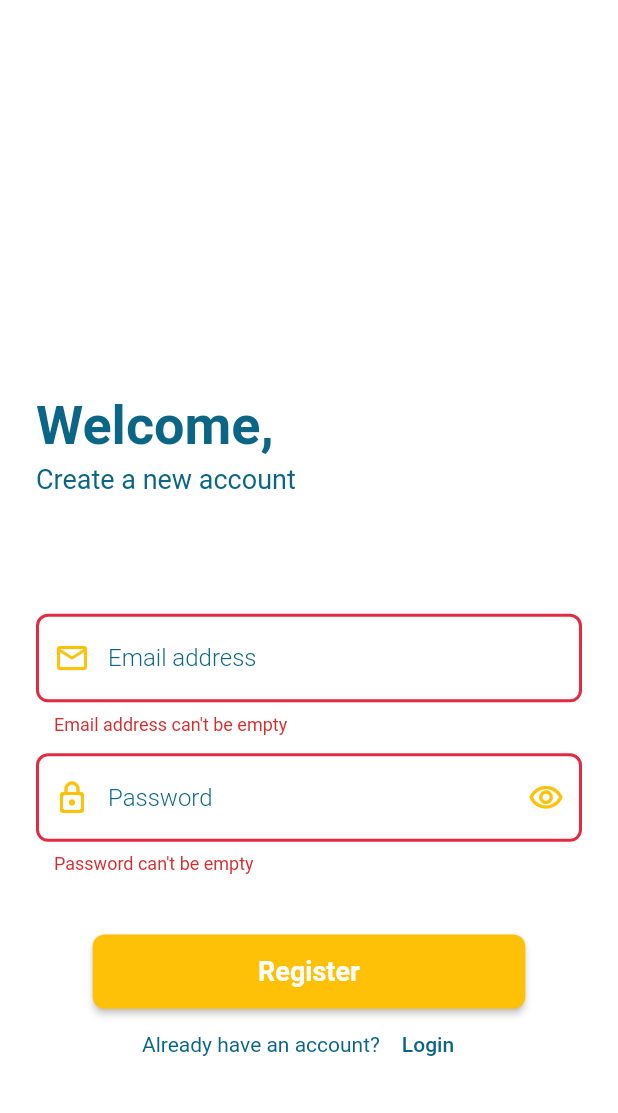
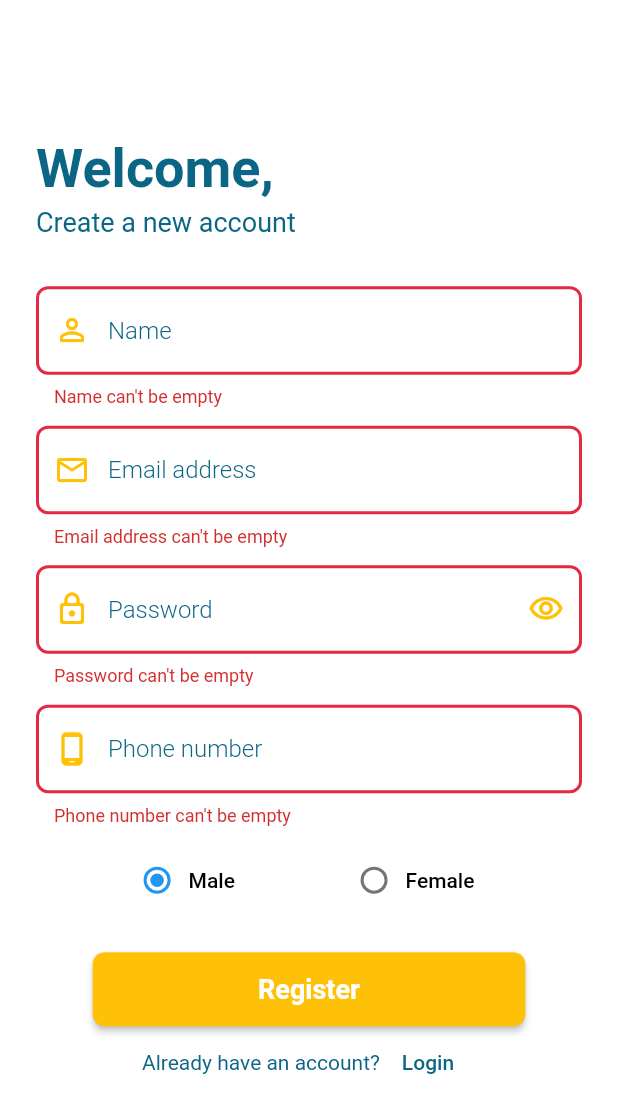
Before and after one commit to OmarAssem11/event_creator, a Flutter app: the RegisterScreen screen opened by its route, after a tap on "Register", on a phone screen of 412 x 824 dp. Shown: the top 1113 px of the screen. Run offline on Flutter 3.47's test engine with Material 2 defaults, Android fonts, the phone set to English and light mode, and no system bars; our stand-ins replace cached_network_image, connectivity_plus, dio, equatable, flutter_bloc, fluttertoast and 3 more; network calls fail.

Commit message:
Add name, phone, and gender to registration

```diff
--- a/lib/features/auth/data/services/auth_http_service.dart
+++ b/lib/features/auth/data/services/auth_http_service.dart
@@ -18,8 +18,11 @@ class AuthHTTPService implements AuthService {
       final response = await _dio.post(
         HostConstants.registerEndpoint,
         data: {
-          'email': registerData.emailAddress,
-          'password': registerData.password,
+          'name': registerData.name,
+          'email': registerData.emailAddress.value,
+          'password': registerData.password.value,
+          'phone': registerData.phoneNumber.value,
+          'gender': registerData.gender.text,
         },
       );
       return const Token('token');
--- /dev/null
+++ b/lib/features/auth/domain/entities/gender.dart
@@ -0,0 +1,8 @@
+enum Gender {
+  male('Male'),
+  female('Female');
+
+  final String text;
+
+  const Gender(this.text);
+}
--- /dev/null
+++ b/lib/features/auth/domain/entities/phone_number.dart
@@ -0,0 +1,36 @@
+import 'package:equatable/equatable.dart';
+import 'package:event_creator/utils/exception/app_exception.dart';
+
+class PhoneNumber extends Equatable {
+  late final String _countryCode;
+  late final StringBuffer _number;
+
+  PhoneNumber({
+    required String countryCode,
+    required String number,
+  }) {
+    _countryCode = countryCode;
+    _number = StringBuffer(number);
+    _validate();
+  }
+
+  void _validate() {
+    final numberString = _number.toString();
+    final phoneNumberPattern = RegExp(
+      r"^\s*(?:\+?(\d{1,3}))?[-. (]*(\d{3})[-. )]*(\d{3})[-. ]*(\d{4})(?: *x(\d+))?\s*$",
+    );
+    if (!phoneNumberPattern.hasMatch(numberString)) {
+      throw InvalidPhoneNumberException();
+    } else if (_countryCode == '+20' && numberString.startsWith('0')) {
+      final updatedNumber =
+          numberString.replaceFirst(RegExp('0'), '').trimLeft();
+      _number.clear();
+      _number.write(updatedNumber);
+    }
+  }
+
+  String get value => '$_countryCode$_number';
+
+  @override
+  List<Object?> get props => [_countryCode, _number.toString()];
+}
--- a/lib/features/auth/domain/entities/register_data.dart
+++ b/lib/features/auth/domain/entities/register_data.dart
@@ -1,12 +1,20 @@
 import 'package:event_creator/features/auth/domain/entities/email_address.dart';
+import 'package:event_creator/features/auth/domain/entities/gender.dart';
 import 'package:event_creator/features/auth/domain/entities/password.dart';
+import 'package:event_creator/features/auth/domain/entities/phone_number.dart';
 
 class RegisterData {
+  final String name;
   final EmailAddress emailAddress;
   final Password password;
+  final PhoneNumber phoneNumber;
+  final Gender gender;
 
   const RegisterData({
+    required this.name,
     required this.emailAddress,
     required this.password,
+    required this.phoneNumber,
+    required this.gender,
   });
 }
--- a/lib/features/auth/presentation/screens/email_password_login_screen.dart
+++ b/lib/features/auth/presentation/screens/email_password_login_screen.dart
@@ -28,8 +28,8 @@ class _EmailPasswordLoginScreenState extends State<EmailPasswordLoginScreen> {
   final _formKey = GlobalKey<FormState>();
   final _emailAddressController = TextEditingController();
   final _passwordController = TextEditingController();
+  bool _isLoading = false;
   late TextTheme _textTheme;
-  bool _isLoading = false;
 
   @override
   void didChangeDependencies() {
@@ -40,20 +40,15 @@ class _EmailPasswordLoginScreenState extends State<EmailPasswordLoginScreen> {
   @override
   Widget build(BuildContext context) {
     return Scaffold(
-      appBar: AppBar(
-        backgroundColor: Colors.transparent,
-        elevation: 0,
-      ),
-      extendBodyBehindAppBar: true,
       resizeToAvoidBottomInset: false,
       body: Padding(
         padding: const EdgeInsets.all(Insets.xl),
         child: Form(
           key: _formKey,
           child: Column(
+            mainAxisAlignment: MainAxisAlignment.center,
             crossAxisAlignment: CrossAxisAlignment.start,
             children: [
-              const Spacer(flex: 6),
               Text(
                 S.current.welcomeBack,
                 style: _textTheme.displaySmall
@@ -67,7 +62,7 @@ class _EmailPasswordLoginScreenState extends State<EmailPasswordLoginScreen> {
                   fontWeight: FontWeightManager.regular,
                 ),
               ),
-              const Spacer(flex: 2),
+              const SizedBox(height: Sizes.s32),
               DefaultTextFormField(
                 controller: _emailAddressController,
                 hintText: S.current.emailAddress,
@@ -77,7 +72,7 @@ class _EmailPasswordLoginScreenState extends State<EmailPasswordLoginScreen> {
               ),
               const SizedBox(height: Sizes.s12),
               PasswordTextFormField(controller: _passwordController),
-              const Spacer(),
+              const SizedBox(height: Sizes.s24),
               Center(
                 child: BlocConsumer<AuthCubit, AuthState>(
                   listener: (_, state) {
@@ -121,7 +116,6 @@ class _EmailPasswordLoginScreenState extends State<EmailPasswordLoginScreen> {
                   ),
                 ],
               ),
-              const Spacer(flex: 2),
             ],
           ),
         ),
--- a/lib/features/auth/presentation/screens/register_screen.dart
+++ b/lib/features/auth/presentation/screens/register_screen.dart
@@ -1,8 +1,11 @@
 import 'package:event_creator/features/auth/domain/entities/email_address.dart';
+import 'package:event_creator/features/auth/domain/entities/gender.dart';
 import 'package:event_creator/features/auth/domain/entities/password.dart';
+import 'package:event_creator/features/auth/domain/entities/phone_number.dart';
 import 'package:event_creator/features/auth/domain/entities/register_data.dart';
 import 'package:event_creator/features/auth/presentation/cubit/auth_cubit.dart';
 import 'package:event_creator/features/auth/presentation/cubit/auth_state.dart';
+import 'package:event_creator/features/auth/presentation/widgets/gender_radio_button_group.dart';
 import 'package:event_creator/generated/l10n.dart';
 import 'package:event_creator/route_manager.dart';
 import 'package:event_creator/ui/resources/text_styles_manager.dart';
@@ -25,10 +28,14 @@ class RegisterScreen extends StatefulWidget {
 
 class _RegisterScreenState extends State<RegisterScreen> {
   final _formKey = GlobalKey<FormState>();
+  final _nameController = TextEditingController();
   final _emailAddressController = TextEditingController();
   final _passwordController = TextEditingController();
+  final _phoneNumberController = TextEditingController();
+  final _countryCode = '+20';
+  Gender _selectedGender = Gender.male;
+  bool _isLoading = false;
   late TextTheme _textTheme;
-  bool _isLoading = false;
 
   @override
   void didChangeDependencies() {
@@ -39,20 +46,15 @@ class _RegisterScreenState extends State<RegisterScreen> {
   @override
   Widget build(BuildContext context) {
     return Scaffold(
-      appBar: AppBar(
-        backgroundColor: Colors.transparent,
-        elevation: 0,
-      ),
-      extendBodyBehindAppBar: true,
       resizeToAvoidBottomInset: false,
       body: Padding(
         padding: const EdgeInsets.all(Insets.xl),
         child: Form(
           key: _formKey,
           child: Column(
+            mainAxisAlignment: MainAxisAlignment.center,
             crossAxisAlignment: CrossAxisAlignment.start,
             children: [
-              const Spacer(flex: 6),
               Text(
                 S.current.welcome,
                 style: _textTheme.displaySmall
@@ -66,7 +68,15 @@ class _RegisterScreenState extends State<RegisterScreen> {
                   fontWeight: FontWeightManager.regular,
                 ),
               ),
-              const Spacer(flex: 2),
+              const SizedBox(height: Sizes.s32),
+              DefaultTextFormField(
+                controller: _nameController,
+                hintText: S.current.name,
+                keyboardType: TextInputType.name,
+                prefixIconData: Icons.person_outline_rounded,
+                validator: (name) => validateRegularText(name, S.current.name),
+              ),
+              const SizedBox(height: Sizes.s12),
               DefaultTextFormField(
                 controller: _emailAddressController,
                 hintText: S.current.emailAddress,
@@ -76,7 +86,19 @@ class _RegisterScreenState extends State<RegisterScreen> {
               ),
               const SizedBox(height: Sizes.s12),
               PasswordTextFormField(controller: _passwordController),
-              const Spacer(),
+              const SizedBox(height: Sizes.s12),
+              DefaultTextFormField(
+                controller: _phoneNumberController,
+                hintText: S.current.phoneNumber,
+                keyboardType: TextInputType.phone,
+                prefixIconData: Icons.phone_android_rounded,
+                validator: validatePhoneNumber,
+              ),
+              const SizedBox(height: Sizes.s12),
+              GenderRadioButtonGroup(
+                onChanged: (newValue) => _selectedGender = newValue,
+              ),
+              const SizedBox(height: Sizes.s24),
               Center(
                 child: BlocConsumer<AuthCubit, AuthState>(
                   listener: (_, state) {
@@ -95,10 +117,15 @@ class _RegisterScreenState extends State<RegisterScreen> {
                           BlocProvider.of<AuthCubit>(context)
                               .registerWithEmailAndPassword(
                             RegisterData(
-                              emailAddress: EmailAddress(
-                                _emailAddressController.text,
+                              name: _nameController.text,
+                              emailAddress:
+                                  EmailAddress(_emailAddressController.text),
+                              password: Password(_passwordController.text),
+                              phoneNumber: PhoneNumber(
+                                countryCode: _countryCode,
+                                number: _phoneNumberController.text,
                               ),
-                              password: Password(_passwordController.text),
+                              gender: _selectedGender,
                             ),
                           );
                         }
@@ -120,7 +147,6 @@ class _RegisterScreenState extends State<RegisterScreen> {
                   ),
                 ],
               ),
-              const Spacer(flex: 2),
             ],
           ),
         ),
--- /dev/null
+++ b/lib/features/auth/presentation/widgets/gender_radio_button_group.dart
@@ -0,0 +1,40 @@
+import 'package:event_creator/features/auth/domain/entities/gender.dart';
+import 'package:flutter/material.dart';
+
+class GenderRadioButtonGroup extends StatefulWidget {
+  const GenderRadioButtonGroup({required this.onChanged});
+
+  final Function(Gender) onChanged;
+
+  @override
+  State<GenderRadioButtonGroup> createState() => _GenderRadioButtonGroupState();
+}
+
+class _GenderRadioButtonGroupState extends State<GenderRadioButtonGroup> {
+  final _genders = [Gender.male, Gender.female];
+  late Gender _selectedGender = _genders.first;
+
+  @override
+  Widget build(BuildContext context) {
+    return Row(
+      mainAxisAlignment: MainAxisAlignment.spaceEvenly,
+      children: _genders
+          .map(
+            (gender) => RadioMenuButton<Gender>(
+              value: gender,
+              groupValue: _selectedGender,
+              onChanged: (newValue) {
+                if (newValue != null) {
+                  setState(() {
+                    _selectedGender = newValue;
+                    widget.onChanged(_selectedGender);
+                  });
+                }
+              },
+              child: Text(gender.text),
+            ),
+          )
+          .toList(),
+    );
+  }
+}
--- a/lib/features/halls/presentation/widgets/hall_item.dart
+++ b/lib/features/halls/presentation/widgets/hall_item.dart
@@ -3,7 +3,6 @@ import 'package:event_creator/features/halls/domain/entities/hall.dart';
 import 'package:event_creator/generated/l10n.dart';
 import 'package:event_creator/ui/resources/theme_manager.dart';
 import 'package:event_creator/ui/resources/values_manager.dart';
-import 'package:event_creator/ui/widgets/error_indicator.dart';
 import 'package:flutter/material.dart';
 
 class HallItem extends StatelessWidget {
--- a/lib/l10n/intl_en.arb
+++ b/lib/l10n/intl_en.arb
@@ -30,6 +30,9 @@
     "emailCanNotBeEmpty": "Email address can't be empty",
     "passwordCanNotBeEmpty": "Password can't be empty",
     "incorrectEmailAddress": "Incorrect email address",
+    "phoneNumber": "Phone number",
+    "phoneNumberCanNotBeEmpty": "Phone number can't be empty",
+    "invalidPhoneNumber": "Invalid phone number",
     "youHaveLoggedOut": "You have logged out",
     "capacity": "Capacity",
     "peoples": "peoples",
--- a/lib/utils/exception/app_exception.dart
+++ b/lib/utils/exception/app_exception.dart
@@ -63,3 +63,7 @@ class InvalidEmailAddressException extends ValidationException {
 class InvalidPasswordException extends ValidationException {
   InvalidPasswordException() : super(S.current.passwordMustBeAtLeast8Chars);
 }
+
+class InvalidPhoneNumberException extends ValidationException {
+  InvalidPhoneNumberException() : super(S.current.invalidPhoneNumber);
+}
--- a/lib/utils/helper_methods.dart
+++ b/lib/utils/helper_methods.dart
@@ -1,5 +1,6 @@
 import 'package:event_creator/features/auth/domain/entities/email_address.dart';
 import 'package:event_creator/features/auth/domain/entities/password.dart';
+import 'package:event_creator/features/auth/domain/entities/phone_number.dart';
 import 'package:event_creator/generated/l10n.dart';
 import 'package:event_creator/utils/exception/app_exception.dart';
 
@@ -33,3 +34,15 @@ String? validatePassword(String? value) {
   }
   return null;
 }
+
+String? validatePhoneNumber(String? value) {
+  try {
+    if (value == null || value.isEmpty) {
+      return S.current.phoneNumberCanNotBeEmpty;
+    }
+    PhoneNumber(countryCode: '+20', number: value);
+  } on InvalidPhoneNumberException catch (exception) {
+    return exception.message;
+  }
+  return null;
+}
```
Also changed, not shown: lib/generated/intl/messages_en.dart, lib/generated/l10n.dart.
